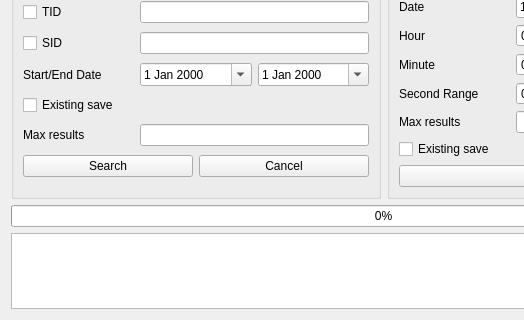
Above: Forms/Gen5/IDs5.ui from Admiral-Fish/PokeFinder before the change; both pictures show x 0 to 524 and y 170 to 490 of the 767 by 490 pixel window. Below: the same form after it.
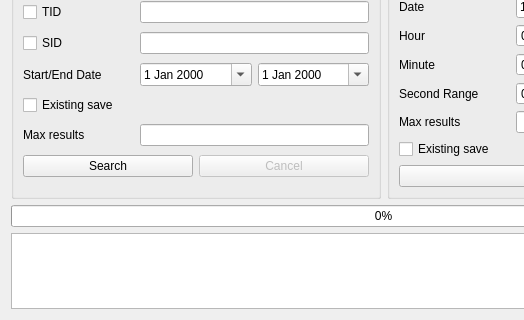
That is the form after the change. Custom widgets are drawn as their Qt base class.

The edit to the form file:
```diff
--- a/Forms/Gen5/IDs5.ui
+++ b/Forms/Gen5/IDs5.ui
@@ -379,6 +379,9 @@
         </item>
         <item>
          <widget class="QPushButton" name="pushButtonCancel">
+          <property name="enabled">
+           <bool>false</bool>
+          </property>
           <property name="text">
            <string>Cancel</string>
           </property>
```
